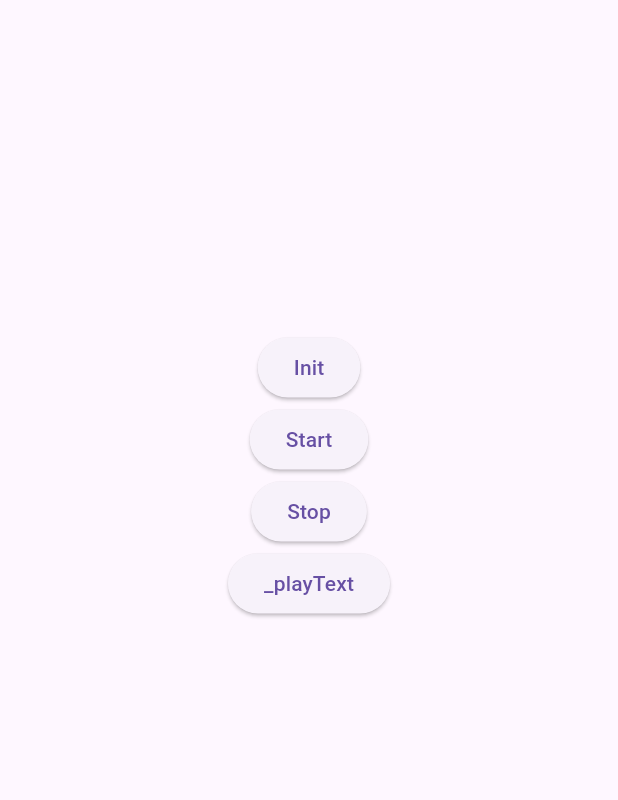
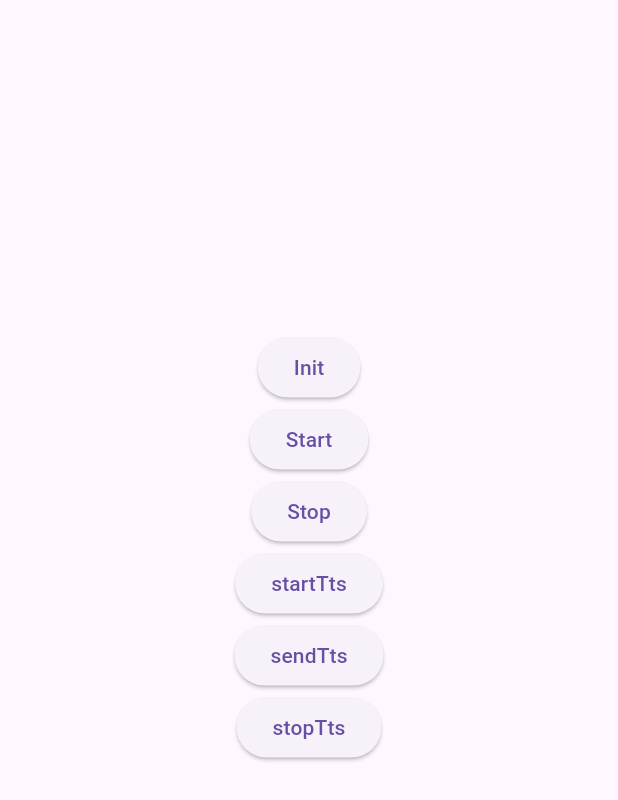
Before and after one commit to xiexiong/FlutterAliyunNui, a Flutter app: the VoiceRecognitionPage screen opened directly, after a tap on "Init", on a phone screen of 412 x 824 dp. Shown: the top 800 px of the screen. Run offline on Flutter 3.47's test engine with Material 3 defaults, Android fonts, the phone set to English and light mode, and no system bars; our stand-ins replace plugin_platform_interface.

Commit message:
✨ feat: iOS 语音合成

```diff
--- a/lib/flutter_aliyun_nui.dart
+++ b/lib/flutter_aliyun_nui.dart
@@ -11,54 +11,77 @@ export 'src/nui_controller.dart';
 
 class FlutterAliyunNui {
   static const MethodChannel _channel = MethodChannel('flutter_aliyun_nui');
-  static bool onReady = false;
+  static bool recognizeOnReady = false;
   static Future<String> Function()? _tokenProvider;
   static String _token = '';
+  static Map<String, dynamic>? lastStartRecognizeData;
+  static int retry = 0;
+
+  static void setRecognizeResultHandler(Function(NuiRecognizeResult) handler, Function(NuiError) nuiError) {
+    _channel.setMethodCallHandler((call) async {
+      switch (call.method) {
+        case 'onRecognizeResult':
+          handler(NuiRecognizeResult.fromMap(call.arguments));
+          lastStartRecognizeData = null;
+          break;
+        case 'onError':
+          final error = NuiError.fromMap(call.arguments);
+          // 240068
+          if (error.errorCode == 240068 && lastStartRecognizeData != null) {
+            _token = '';
+            await startRecognize(lastStartRecognizeData!, retry: true);
+          }
+          nuiError(error);
+          break;
+      }
+      return null;
+    });
+  }
 
   /// 设置获取 token 的方法
   static void setTokenProvider(Future<String> Function() provider) {
     _tokenProvider = provider;
   }
 
-  static Future<bool> _getToken() async {
-    if (_token.isNotEmpty) return true;
-    int retry = 0;
-    String token = '';
+  static Future<void> _getToken() async {
+    if (_token.isNotEmpty) return;
+    _token = '';
     while (retry < 3) {
       assert(_tokenProvider != null, 'tokenProvider not set!!!');
-      token = await _tokenProvider!.call();
-      if (token.isNotEmpty) {
-        _token = token;
-        return true;
+      _token = await _tokenProvider!.call();
+      if (_token.isNotEmpty) {
+        retry = 0;
+        return;
       }
       retry++;
     }
-    _token = '';
-    return _token.isNotEmpty;
   }
 
-  static Future<String> init({required String deviceId}) async {
-    if (await _getToken()) {
-      var initResult = await _channel.invokeMethod('init', {
+  static Future<void> initRecognize({required String deviceId}) async {
+    await _getToken();
+    if (_token.isNotEmpty) {
+      var initResult = await _channel.invokeMethod('initRecognize', {
         'appKey': AliyunConfig.appKey,
         'token': _token,
         'deviceId': deviceId,
         'url': AliyunConfig.url,
       });
-      onReady = initResult == '0';
+      recognizeOnReady = initResult == '0';
       return initResult;
-    } else {
-      return "获取阿里云 token 失败";
     }
   }
 
-  static Future<void> startRecognize(Map<String, dynamic> params) async {
-    params['token'] = _token;
-    final result = await _channel.invokeMethod('startRecognize', params);
-    if (result != null) {
-      await _getToken();
-      _token = '6373809de80541a4a433c7fa79e37a2a';
-      startRecognize(params);
+  static Future<void> startRecognize(Map<String, dynamic> params, {bool retry = false}) async {
+    if (retry) {
+      params['token'] = '6373809de80541a4a433c7fa79e37a2a';
+      await _channel.invokeMethod('startRecognize', params);
+      return;
+    }
+    await _getToken();
+    if (_token.isNotEmpty) {
+      params['token'] = _token;
+      lastStartRecognizeData = params;
+      await _channel.invokeMethod('startRecognize', params);
     }
   }
 
@@ -70,33 +93,27 @@ class FlutterAliyunNui {
     await _channel.invokeMethod('release');
   }
 
-  static void setRecognizeResultHandler(Function(NuiRecognizeResult) handler, Function(NuiError) nuiError) {
-    _channel.setMethodCallHandler((call) async {
-      switch (call.method) {
-        case 'onRecognizeResult':
-          handler(NuiRecognizeResult.fromMap(call.arguments));
-          break;
-        case 'onError':
-          final error = NuiError.fromMap(call.arguments);
-          nuiError(error);
-          break;
+  static Future<void> startStreamInputTts(Map<String, dynamic> params, {bool retry = false}) async {
+    await _getToken();
+    if (_token.isNotEmpty) {
+      params['token'] = _token;
+      // if (retry) {
+      //   params['token'] = '6373809de80541a4a433c7fa79e37a2a';
+      // }
+      params['token'] = '6373809de80541a4a433c7fa79e37a2a';
+      int ret = await _channel.invokeMethod('startStreamInputTts', params);
+      if (ret != 0) {
+        startStreamInputTts(params);
       }
-      return null;
-    });
+    }
   }
 
-  static Future<void> pushToTTS() async {
-    await _channel.invokeMethod('pushToTTS');
+  static Future<void> sendStreamInputTts(Map<String, dynamic> params) async {
+    await _channel.invokeMethod('sendStreamInputTts', params);
   }
 
-  static Future<void> playText({
-    required String text,
-  }) async {
-    await _channel.invokeMethod('playText', {'text': text});
-  }
-
-  static Future<void> stopTTS() async {
-    await _channel.invokeMethod('stopTTS');
+  static Future<void> stopStreamInputTts() async {
+    await _channel.invokeMethod('stopStreamInputTts');
   }
 
   static Future<void> pauseTTS() async {
@@ -107,8 +124,3 @@ class FlutterAliyunNui {
     await _channel.invokeMethod('resumeTTS');
   }
 }
-
-class AliyunConfig {
-  static const appKey = 'K2W2xXRFH90s93gz';
-  static const url = 'wss://nls-gateway.cn-shanghai.aliyuncs.com:443/ws/v1';
-}
--- a/lib/src/nui_controller.dart
+++ b/lib/src/nui_controller.dart
@@ -1,5 +1,10 @@
 import 'package:flutter/material.dart';
 import 'package:flutter_aliyun_nui/flutter_aliyun_nui.dart';
+
+class AliyunConfig {
+  static const appKey = 'K2W2xXRFH90s93gz';
+  static const url = 'wss://nls-gateway.cn-shanghai.aliyuncs.com:443/ws/v1';
+}
 
 class VoiceRecognitionPage extends StatefulWidget {
   @override
@@ -18,7 +23,7 @@ class _VoiceRecognitionPageState extends State<VoiceRecognitionPage> {
     FlutterAliyunNui.setTokenProvider(() async {
       return '6373809de80541a4a433c7fa79e37a2as';
     });
-    await FlutterAliyunNui.init(deviceId: '660668cf0c874c848fbb467603927ebd');
+    await FlutterAliyunNui.initRecognize(deviceId: '660668cf0c874c848fbb467603927ebd');
 
     FlutterAliyunNui.setRecognizeResultHandler((result) {
       setState(() {
@@ -47,18 +52,38 @@ class _VoiceRecognitionPageState extends State<VoiceRecognitionPage> {
     await FlutterAliyunNui.stopRecognize();
   }
 
-  Future<void> _playText() async {
-    FlutterAliyunNui.playText(text: '');
+  Future<void> startStreamInputTts() async {
+    FlutterAliyunNui.setTokenProvider(() async {
+      return '6373809de80541a4a433c7fa79e37a2as';
+    });
+    await FlutterAliyunNui.startStreamInputTts({
+      'app_key': AliyunConfig.appKey,
+      'device_id': '660668cf0c874c848fbb467603927ebd',
+      'url': AliyunConfig.url,
+      'format': 'pcm',
+      'voice': 'xiaoyun',
+      'sample_rate': 16000,
+      'speech_rate': 0,
+      'pitch_rate': 0,
+      'volume': 80,
+    });
+  }
+
+  Future<void> sendStreamInputTts() async {
     // 使用示例
     final chunks = ['你好，', '这是', '流式', '语音合成', '测试。'];
-    simulateStreamTTS(chunks);
+    await simulateStreamTTS(chunks);
   }
 
   Future<void> simulateStreamTTS(List<String> textChunks, {int intervalMs = 500}) async {
     for (final chunk in textChunks) {
-      await FlutterAliyunNui.playText(text: chunk);
+      await FlutterAliyunNui.sendStreamInputTts({'text': chunk});
       await Future.delayed(Duration(milliseconds: intervalMs));
     }
+  }
+
+  Future<void> stopStreamInputTts() async {
+    FlutterAliyunNui.stopStreamInputTts();
   }
 
   @override
@@ -93,8 +118,16 @@ class _VoiceRecognitionPageState extends State<VoiceRecognitionPage> {
               child: Text('Stop'),
             ),
             ElevatedButton(
-              onPressed: _playText,
-              child: Text('_playText'),
+              onPressed: startStreamInputTts,
+              child: Text('startTts'),
+            ),
+            ElevatedButton(
+              onPressed: sendStreamInputTts,
+              child: Text('sendTts'),
+            ),
+            ElevatedButton(
+              onPressed: stopStreamInputTts,
+              child: Text('stopTts'),
             ),
           ],
         ),
```
Also changed, not shown: 7 other files.
